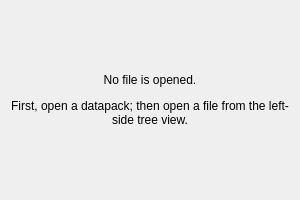
IoeCmcomc/MCDatapacker, file src/tabbeddocumentinterface.ui: the form before one commit.
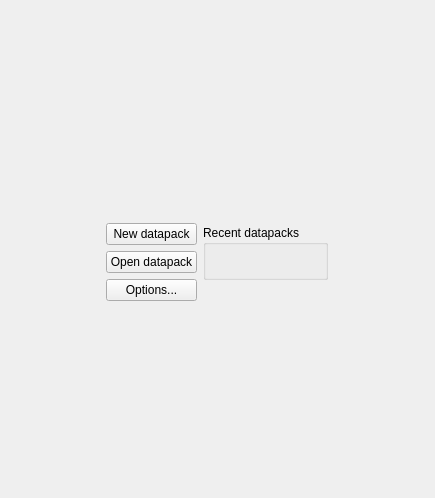
The form after the commit. Icons and pictures are not drawn.

Commit message:
[UI] Re-design the welcome screen to feel like a main menu
TabbedDocumentInterface:
- Now has a new tab containing main menu shown at start-up. Also display
recent datapacks.
- Rephrase text in the welcome tab.

Patch:
```diff
--- a/src/tabbeddocumentinterface.ui
+++ b/src/tabbeddocumentinterface.ui
@@ -6,8 +6,8 @@
    <rect>
     <x>0</x>
     <y>0</y>
-    <width>300</width>
-    <height>200</height>
+    <width>435</width>
+    <height>498</height>
    </rect>
   </property>
   <property name="minimumSize">
@@ -43,15 +43,203 @@
      <property name="currentIndex">
       <number>0</number>
      </property>
-     <widget class="QWidget" name="welcome">
+     <widget class="QWidget" name="getting_started">
       <layout class="QGridLayout" name="gridLayout">
-       <item row="0" column="0">
-        <widget class="QLabel" name="label">
+       <item row="0" column="1">
+        <spacer name="verticalSpacer">
+         <property name="orientation">
+          <enum>Qt::Vertical</enum>
+         </property>
+         <property name="sizeHint" stdset="0">
+          <size>
+           <width>20</width>
+           <height>174</height>
+          </size>
+         </property>
+        </spacer>
+       </item>
+       <item row="1" column="1">
+        <layout class="QHBoxLayout" name="horizontalLayout_2">
+         <item>
+          <layout class="QVBoxLayout" name="verticalLayout_3">
+           <item>
+            <spacer name="verticalSpacer_3">
+             <property name="orientation">
+              <enum>Qt::Vertical</enum>
+             </property>
+             <property name="sizeHint" stdset="0">
+              <size>
+               <width>20</width>
+               <height>40</height>
+              </size>
+             </property>
+            </spacer>
+           </item>
+           <item>
+            <widget class="QLabel" name="label">
+             <property name="text">
+              <string/>
+             </property>
+             <property name="pixmap">
+              <pixmap resource="../resource/app/app.qrc">:/icon/favicon_grayscale.png</pixmap>
+             </property>
+             <property name="textInteractionFlags">
+              <set>Qt::LinksAccessibleByKeyboard|Qt::LinksAccessibleByMouse</set>
+             </property>
+            </widget>
+           </item>
+           <item>
+            <widget class="QPushButton" name="newDatapackBtn">
+             <property name="text">
+              <string>New datapack</string>
+             </property>
+            </widget>
+           </item>
+           <item>
+            <widget class="QPushButton" name="openDatapackBtn">
+             <property name="text">
+              <string>Open datapack</string>
+             </property>
+            </widget>
+           </item>
+           <item>
+            <widget class="QPushButton" name="optionsBtn">
+             <property name="text">
+              <string>Options...</string>
+             </property>
+            </widget>
+           </item>
+           <item>
+            <spacer name="verticalSpacer_5">
+             <property name="orientation">
+              <enum>Qt::Vertical</enum>
+             </property>
+             <property name="sizeHint" stdset="0">
+              <size>
+               <width>20</width>
+               <height>40</height>
+              </size>
+             </property>
+            </spacer>
+           </item>
+          </layout>
+         </item>
+         <item>
+          <layout class="QVBoxLayout" name="verticalLayout_4">
+           <item>
+            <spacer name="verticalSpacer_4">
+             <property name="orientation">
+              <enum>Qt::Vertical</enum>
+             </property>
+             <property name="sizeHint" stdset="0">
+              <size>
+               <width>20</width>
+               <height>40</height>
+              </size>
+             </property>
+            </spacer>
+           </item>
+           <item>
+            <widget class="QGroupBox" name="recentDatapacksGroup">
+             <property name="title">
+              <string>Recent datapacks</string>
+             </property>
+             <layout class="QGridLayout" name="gridLayout_2">
+              <item row="0" column="0">
+               <widget class="QLabel" name="recentLabel">
+                <property name="textFormat">
+                 <enum>Qt::RichText</enum>
+                </property>
+                <property name="wordWrap">
+                 <bool>false</bool>
+                </property>
+               </widget>
+              </item>
+             </layout>
+            </widget>
+           </item>
+           <item>
+            <spacer name="verticalSpacer_6">
+             <property name="orientation">
+              <enum>Qt::Vertical</enum>
+             </property>
+             <property name="sizeHint" stdset="0">
+              <size>
+               <width>20</width>
+               <height>40</height>
+              </size>
+             </property>
+            </spacer>
+           </item>
+          </layout>
+         </item>
+        </layout>
+       </item>
+       <item row="2" column="1">
+        <spacer name="verticalSpacer_2">
+         <property name="orientation">
+          <enum>Qt::Vertical</enum>
+         </property>
+         <property name="sizeHint" stdset="0">
+          <size>
+           <width>20</width>
+           <height>174</height>
+          </size>
+         </property>
+        </spacer>
+       </item>
+       <item row="0" column="2" rowspan="3">
+        <spacer name="horizontalSpacer_4">
+         <property name="orientation">
+          <enum>Qt::Horizontal</enum>
+         </property>
+         <property name="sizeHint" stdset="0">
+          <size>
+           <width>224</width>
+           <height>468</height>
+          </size>
+         </property>
+        </spacer>
+       </item>
+       <item row="0" column="0" rowspan="3">
+        <spacer name="horizontalSpacer_3">
+         <property name="orientation">
+          <enum>Qt::Horizontal</enum>
+         </property>
+         <property name="sizeHint" stdset="0">
+          <size>
+           <width>224</width>
+           <height>468</height>
+          </size>
+         </property>
+        </spacer>
+       </item>
+      </layout>
+     </widget>
+     <widget class="QWidget" name="welcome">
+      <layout class="QHBoxLayout" name="horizontalLayout">
+       <item>
+        <spacer name="horizontalSpacer">
+         <property name="orientation">
+          <enum>Qt::Horizontal</enum>
+         </property>
+         <property name="sizeHint" stdset="0">
+          <size>
+           <width>104</width>
+           <height>20</height>
+          </size>
+         </property>
+        </spacer>
+       </item>
+       <item>
+        <widget class="QLabel" name="label_2">
          <property name="text">
-          <string>&lt;html&gt;&lt;head/&gt;&lt;body&gt;&lt;p&gt;No file is opened.&lt;/p&gt;&lt;p&gt;First, open a datapack; then open a file from the left-side tree view.&lt;/p&gt;&lt;/body&gt;&lt;/html&gt;</string>
-         </property>
-         <property name="alignment">
-          <set>Qt::AlignCenter</set>
+          <string>&lt;p&gt;A datapack is opened, but no file is currently opened.&lt;/p&gt;
+&lt;p&gt;Right-click on the left side tree view to:
+&lt;ul&gt;
+&lt;li&gt;Create namespaces, folders, and files&lt;/li&gt;&lt;li&gt;Open, rename, and delete files&lt;/li&gt;&lt;li&gt;Copy the resource location of files.&lt;/li&gt;&lt;/ul&gt;
+&lt;/p&gt;
+&lt;p&gt;Drag and drop files in the tree view to move them.&lt;/p&gt;</string>
          </property>
          <property name="wordWrap">
           <bool>true</bool>
```
Left out of the diff: 17 changed lines with no effect on the pictures. The commit also changes 6 other files.
